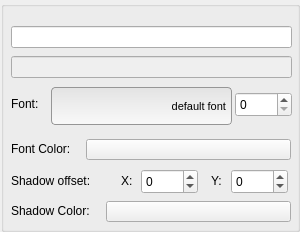
Above: Tools/UIEditor/UI/textpropertygridwidget.ui from xaoctech/dava.engine before the change. Below: the same form after it.
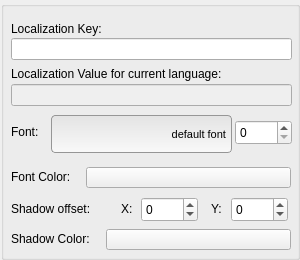
That is the form after the change. Custom widgets are drawn as their Qt base class.

Commit message: [DF-1063] is fixed.

```diff
--- a/Tools/UIEditor/UI/textpropertygridwidget.ui
+++ b/Tools/UIEditor/UI/textpropertygridwidget.ui
@@ -7,13 +7,13 @@
     <x>0</x>
     <y>0</y>
     <width>300</width>
-    <height>232</height>
+    <height>260</height>
    </rect>
   </property>
   <property name="minimumSize">
    <size>
     <width>300</width>
-    <height>232</height>
+    <height>260</height>
    </size>
   </property>
   <property name="windowTitle">
@@ -25,7 +25,7 @@
      <x>1</x>
      <y>1</y>
      <width>299</width>
-     <height>231</height>
+     <height>259</height>
     </rect>
    </property>
    <property name="minimumSize">
@@ -41,7 +41,7 @@
     <property name="geometry">
      <rect>
       <x>10</x>
-      <y>25</y>
+      <y>37</y>
       <width>281</width>
       <height>22</height>
      </rect>
@@ -54,7 +54,7 @@
     <property name="geometry">
      <rect>
       <x>10</x>
-      <y>55</y>
+      <y>83</y>
       <width>281</width>
       <height>22</height>
      </rect>
@@ -67,7 +67,7 @@
     <property name="geometry">
      <rect>
       <x>10</x>
-      <y>95</y>
+      <y>123</y>
       <width>31</width>
       <height>16</height>
      </rect>
@@ -80,7 +80,7 @@
     <property name="geometry">
      <rect>
       <x>234</x>
-      <y>91</y>
+      <y>119</y>
       <width>57</width>
       <height>25</height>
      </rect>
@@ -90,7 +90,7 @@
     <property name="geometry">
      <rect>
       <x>50</x>
-      <y>86</y>
+      <y>114</y>
       <width>181</width>
       <height>38</height>
      </rect>
@@ -107,7 +107,7 @@
     <property name="geometry">
      <rect>
       <x>10</x>
-      <y>140</y>
+      <y>168</y>
       <width>71</width>
       <height>16</height>
      </rect>
@@ -120,7 +120,7 @@
     <property name="geometry">
      <rect>
       <x>85</x>
-      <y>138</y>
+      <y>166</y>
       <width>205</width>
       <height>21</height>
      </rect>
@@ -133,7 +133,7 @@
     <property name="geometry">
      <rect>
       <x>10</x>
-      <y>172</y>
+      <y>200</y>
       <width>91</width>
       <height>16</height>
      </rect>
@@ -146,7 +146,7 @@
     <property name="geometry">
      <rect>
       <x>210</x>
-      <y>172</y>
+      <y>200</y>
       <width>16</width>
       <height>16</height>
      </rect>
@@ -159,7 +159,7 @@
     <property name="geometry">
      <rect>
       <x>10</x>
-      <y>202</y>
+      <y>230</y>
       <width>91</width>
       <height>16</height>
      </rect>
@@ -172,7 +172,7 @@
     <property name="geometry">
      <rect>
       <x>140</x>
-      <y>168</y>
+      <y>196</y>
       <width>57</width>
       <height>25</height>
      </rect>
@@ -185,7 +185,7 @@
     <property name="geometry">
      <rect>
       <x>230</x>
-      <y>168</y>
+      <y>196</y>
       <width>57</width>
       <height>25</height>
      </rect>
@@ -198,7 +198,7 @@
     <property name="geometry">
      <rect>
       <x>105</x>
-      <y>200</y>
+      <y>228</y>
       <width>185</width>
       <height>21</height>
      </rect>
@@ -211,7 +211,7 @@
     <property name="geometry">
      <rect>
       <x>120</x>
-      <y>172</y>
+      <y>200</y>
       <width>16</width>
       <height>16</height>
      </rect>
@@ -220,6 +220,32 @@
      <string>X:</string>
     </property>
    </widget>
+   <widget class="QLabel" name="label">
+    <property name="geometry">
+     <rect>
+      <x>10</x>
+      <y>20</y>
+      <width>281</width>
+      <height>16</height>
+     </rect>
+    </property>
+    <property name="text">
+     <string>Localization Key:</string>
+    </property>
+   </widget>
+   <widget class="QLabel" name="label_2">
+    <property name="geometry">
+     <rect>
+      <x>10</x>
+      <y>65</y>
+      <width>281</width>
+      <height>16</height>
+     </rect>
+    </property>
+    <property name="text">
+     <string>Localization Value for current language:</string>
+    </property>
+   </widget>
   </widget>
  </widget>
  <customwidgets>
```
